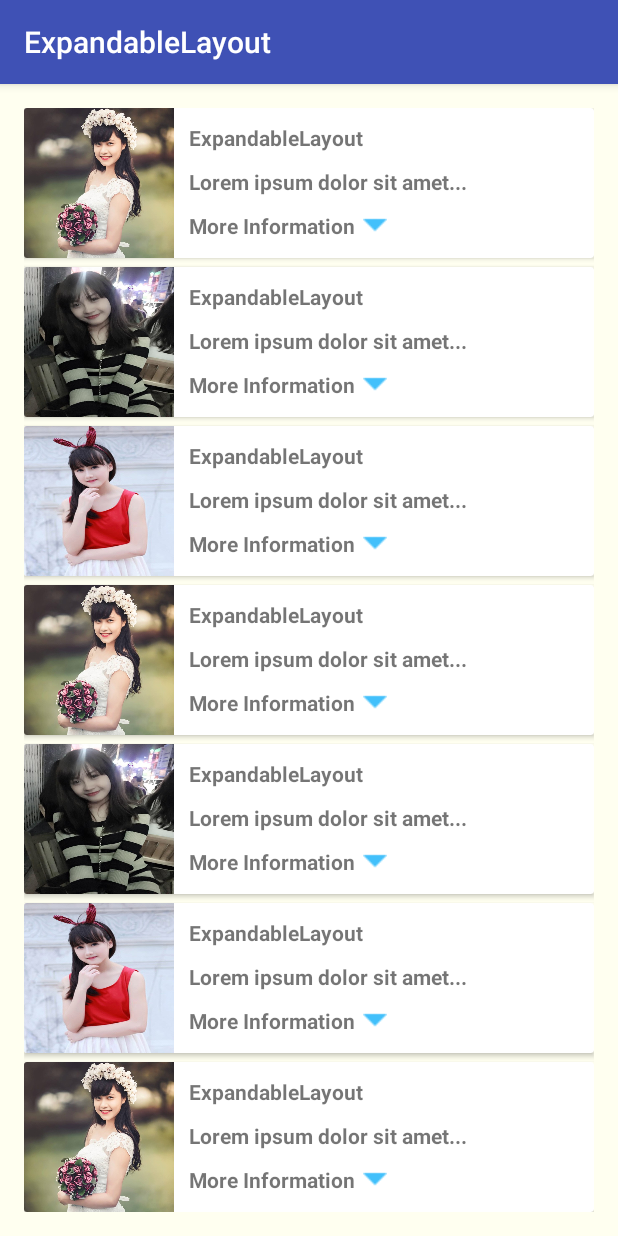
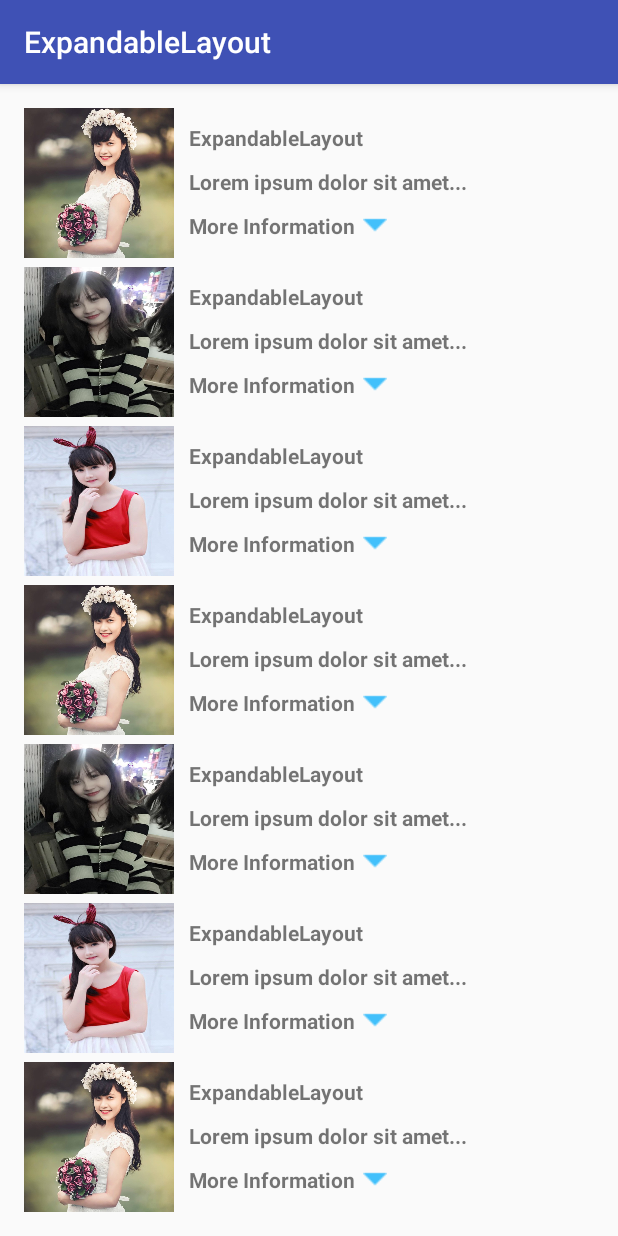
Before and after one commit to DevExchanges/RecyclerViewRowAnimation, an Android app: the screen it shows after launch (ListViewActivity), after a tap on "Less information", on a phone screen of 412 x 824 dp. Run offline under Robolectric (Android 15) with nearby library versions, the phone set to English and light mode, and no system bars; 1 other tap on this screen came first.

Commit message:
update code

```diff
--- a/app/build.gradle
+++ b/app/build.gradle
@@ -23,5 +23,4 @@ dependencies {
     compile fileTree(dir: 'libs', include: ['*.jar'])
     compile 'com.android.support:appcompat-v7:24.1.1'
     compile 'com.android.support:recyclerview-v7:24.1.1'
-    compile 'com.android.support:cardview-v7:24.1.1'
 }
--- a/app/src/main/AndroidManifest.xml
+++ b/app/src/main/AndroidManifest.xml
@@ -16,5 +16,4 @@
             </intent-filter>
         </activity>
     </application>
-
 </manifest>
--- a/app/src/main/java/info/devexchanges/expandablelayout/ExpandableLayoutActivity.java
+++ b/app/src/main/java/info/devexchanges/expandablelayout/ExpandableLayoutActivity.java
@@ -21,6 +21,7 @@ public class ExpandableLayoutActivity extends AppCompatActivity {
         txtContent = (TextView) findViewById(R.id.title_text);
         TextView txtTitle = (TextView) findViewById(R.id.content_text);
         txtContent.setVisibility(View.GONE);
+
         animationUp = AnimationUtils.loadAnimation(getApplicationContext(), R.anim.slide_up);
         animationDown = AnimationUtils.loadAnimation(getApplicationContext(), R.anim.slide_down);
 
--- a/app/src/main/java/info/devexchanges/expandablelayout/RecyclerAdapter.java
+++ b/app/src/main/java/info/devexchanges/expandablelayout/RecyclerAdapter.java
@@ -1,12 +1,12 @@
 package info.devexchanges.expandablelayout;
 
 import android.content.Context;
+import android.os.CountDownTimer;
 import android.support.v7.widget.RecyclerView;
 import android.view.LayoutInflater;
 import android.view.View;
 import android.view.ViewGroup;
 import android.view.animation.Animation;
-import android.view.animation.AnimationUtils;
 import android.widget.ImageView;
 import android.widget.TextView;
 
@@ -14,6 +14,7 @@ public class RecyclerAdapter extends RecyclerView.Adapter<RecyclerAdapter.Reycle
     private LayoutInflater layoutInflater;
     private Animation animationUp, animationDown;
     private Context context;
+    private final int COUNTDOWN_RUNNING_TIME = 500;
 
     public RecyclerAdapter(Context context, Animation animationUp, Animation animationDown) {
         this.layoutInflater = LayoutInflater.from(context);
@@ -43,8 +44,19 @@ public class RecyclerAdapter extends RecyclerView.Adapter<RecyclerAdapter.Reycle
             @Override
             public void onClick(View view) {
                 if (holder.contentLayout.isShown()) {
-                    holder.contentLayout.setVisibility(View.GONE);
                     holder.contentLayout.startAnimation(animationUp);
+
+                    CountDownTimer countDownTimerStatic = new CountDownTimer(COUNTDOWN_RUNNING_TIME, 16) {
+                        @Override
+                        public void onTick(long millisUntilFinished) {
+                        }
+
+                        @Override
+                        public void onFinish() {
+                            holder.contentLayout.setVisibility(View.GONE);
+                        }
+                    };
+                    countDownTimerStatic.start();
 
                     holder.showMore.setText(context.getString(R.string.show));
                     holder.showMore.setCompoundDrawablesWithIntrinsicBounds(0, 0, R.drawable.arrow_down, 0);
@@ -67,13 +79,13 @@ public class RecyclerAdapter extends RecyclerView.Adapter<RecyclerAdapter.Reycle
     class ReyclerViewHolder extends RecyclerView.ViewHolder {
         private ImageView image;
         private TextView showMore;
-        private View contentLayout;
+        private TextView contentLayout;
 
         private ReyclerViewHolder(final View v) {
             super(v);
 
             image = (ImageView) v.findViewById(R.id.image);
-            contentLayout = v.findViewById(R.id.content);
+            contentLayout = (TextView) v.findViewById(R.id.content);
             showMore = (TextView) v.findViewById(R.id.show_more);
         }
     }
--- a/app/src/main/res/layout/activity_main.xml
+++ b/app/src/main/res/layout/activity_main.xml
@@ -2,7 +2,6 @@
 <LinearLayout xmlns:android="http://schemas.android.com/apk/res/android"
     android:layout_width="match_parent"
     android:layout_height="match_parent"
-    android:background="#fffff0"
     android:padding="@dimen/activity_horizontal_margin">
 
     <android.support.v7.widget.RecyclerView
--- a/app/src/main/res/layout/item_recycler_view.xml
+++ b/app/src/main/res/layout/item_recycler_view.xml
@@ -1,12 +1,8 @@
 <?xml version="1.0" encoding="utf-8"?>
-<android.support.v7.widget.CardView xmlns:android="http://schemas.android.com/apk/res/android"
+<RelativeLayout xmlns:android="http://schemas.android.com/apk/res/android"
     android:layout_width="match_parent"
     android:layout_height="wrap_content"
     android:layout_marginBottom="6dp">
-
-    <RelativeLayout
-        android:layout_width="match_parent"
-        android:layout_height="wrap_content">
 
     <ImageView
         android:id="@+id/image"
@@ -48,23 +44,17 @@
         android:text="@string/show"
         android:textStyle="bold" />
 
-        <LinearLayout
+    <TextView
         android:id="@+id/content"
-            android:layout_width="match_parent"
+        android:layout_width="wrap_content"
         android:layout_height="wrap_content"
         android:layout_below="@+id/image"
-            android:orientation="vertical"
-            android:visibility="gone">
-
-            <TextView
-                android:layout_width="wrap_content"
-                android:layout_height="wrap_content"
+        android:background="@color/colorPrimary"
         android:drawablePadding="5dp"
         android:padding="5dp"
         android:text="@string/long_content"
-                android:textStyle="bold" />
+        android:textColor="@android:color/white"
+        android:textStyle="bold"
+        android:visibility="gone" />
 
-        </LinearLayout>
 </RelativeLayout>
-
-</android.support.v7.widget.CardView>
--- a/build.gradle
+++ b/build.gradle
@@ -5,7 +5,7 @@ buildscript {
         jcenter()
     }
     dependencies {
-        classpath 'com.android.tools.build:gradle:2.1.2'
+        classpath 'com.android.tools.build:gradle:2.1.3'
 
         // NOTE: Do not place your application dependencies here; they belong
         // in the individual module build.gradle files
```
Also changed, not shown: gradle/wrapper/gradle-wrapper.properties. Lines whose indentation alone changed are shown as unchanged.
